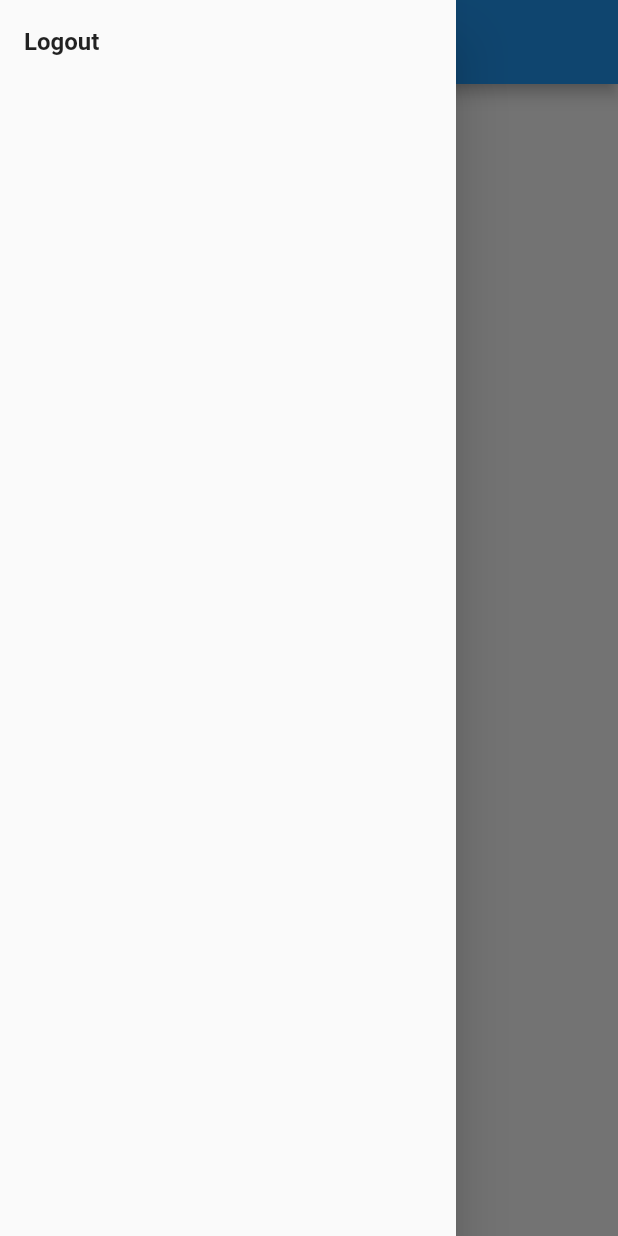
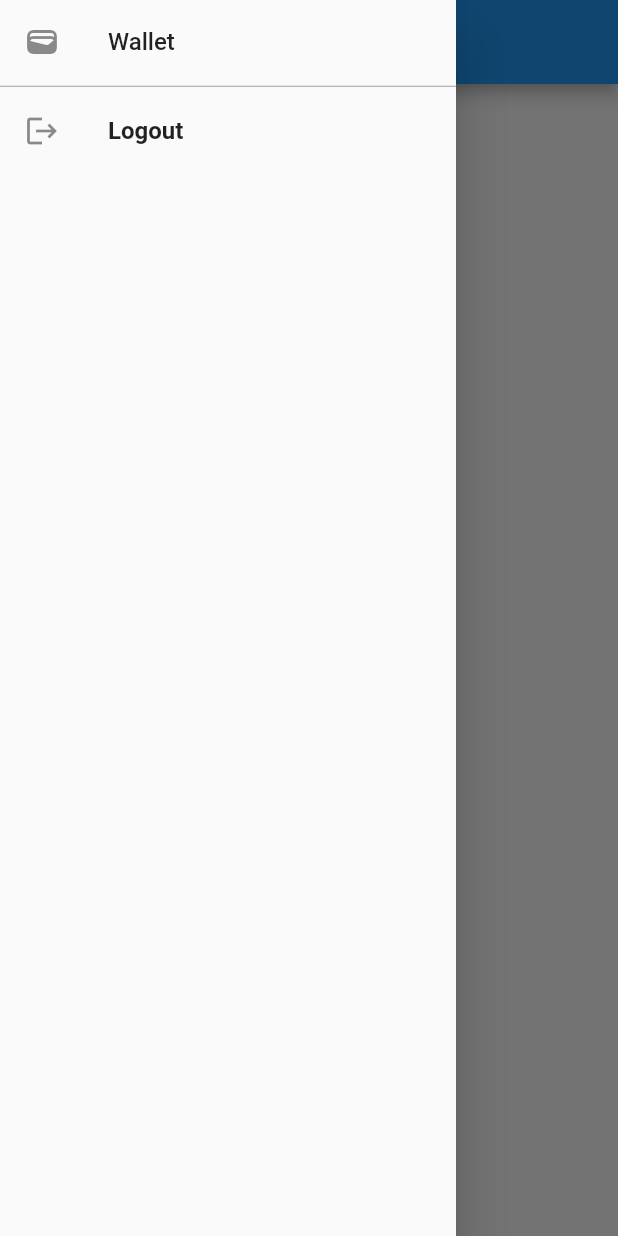
Before and after one commit to duitku-pbp/duitku-flutter, a Flutter app: the MyHomePage screen opened by its route, with the side drawer open, on a phone screen of 412 x 824 dp. Run offline on Flutter 3.47's test engine with Material 2 defaults, Android fonts, the phone set to English and light mode, and no system bars; our stand-ins replace get_it.

Commit message:
feat: initialize wallet module

```diff
--- a/lib/common/widgets/app_drawer.dart
+++ b/lib/common/widgets/app_drawer.dart
@@ -1,5 +1,6 @@
 import 'package:duitku/auth/pages/login_page.dart';
 import 'package:duitku/auth/providers/auth_provider.dart';
+import 'package:duitku/wallet/pages/wallet_home_page.dart';
 import 'package:flutter/material.dart';
 import 'package:provider/provider.dart';
 
@@ -21,9 +22,25 @@ class AppDrawer extends StatelessWidget {
         children: [
           ListTile(
             title: const Text(
+              "Wallet",
+              style: TextStyle(fontSize: 16),
+            ),
+            leading: const Icon(Icons.wallet),
+            onTap: () {
+              Navigator.of(context)
+                  .pushReplacementNamed(WalletHomePage.routeName);
+            },
+          ),
+          const Divider(
+            height: 3,
+            color: Colors.grey,
+          ),
+          ListTile(
+            title: const Text(
               "Logout",
               style: TextStyle(fontSize: 16, fontWeight: FontWeight.bold),
             ),
+            leading: const Icon(Icons.logout),
             onTap: () async {
               await _logout(context);
             },
--- a/lib/injection.dart
+++ b/lib/injection.dart
@@ -1,4 +1,5 @@
 import 'package:duitku/auth/providers/auth_provider.dart';
+import 'package:duitku/wallet/providers/wallet_provider.dart';
 import 'package:get_it/get_it.dart';
 import 'package:http/http.dart' as http;
 
@@ -6,6 +7,7 @@ final sl = GetIt.instance;
 
 Future<void> init() async {
   sl.registerFactory<AuthProvider>(() => AuthProvider(client: sl()));
+  sl.registerFactory<WalletProvider>(() => WalletProvider(client: sl()));
 
   sl.registerLazySingleton(() => http.Client());
 }
--- a/lib/main.dart
+++ b/lib/main.dart
@@ -2,6 +2,7 @@ import 'package:duitku/auth/pages/login_page.dart';
 import 'package:duitku/auth/providers/auth_provider.dart';
 import 'package:duitku/common/pages/unknown_page.dart';
 import 'package:duitku/common/widgets/app_drawer.dart';
+import 'package:duitku/wallet/pages/wallet_home_page.dart';
 import 'package:flutter/material.dart';
 import 'package:flutter/services.dart';
 import 'package:provider/provider.dart';
@@ -37,6 +38,7 @@ class DuitkuApp extends StatelessWidget {
         routes: {
           MyHomePage.routeName: (context) => const MyHomePage(),
           LoginPage.routeName: (context) => const LoginPage(),
+          WalletHomePage.routeName: (context) => const WalletHomePage(),
         },
         onUnknownRoute: (settings) => MaterialPageRoute(
           builder: (context) => const UnknownPage(),
```
Also changed, not shown: lib/wallet/pages/wallet_home_page.dart (added, +27 -0 lines), lib/wallet/providers/wallet_provider.dart (added, +8 -0 lines).
